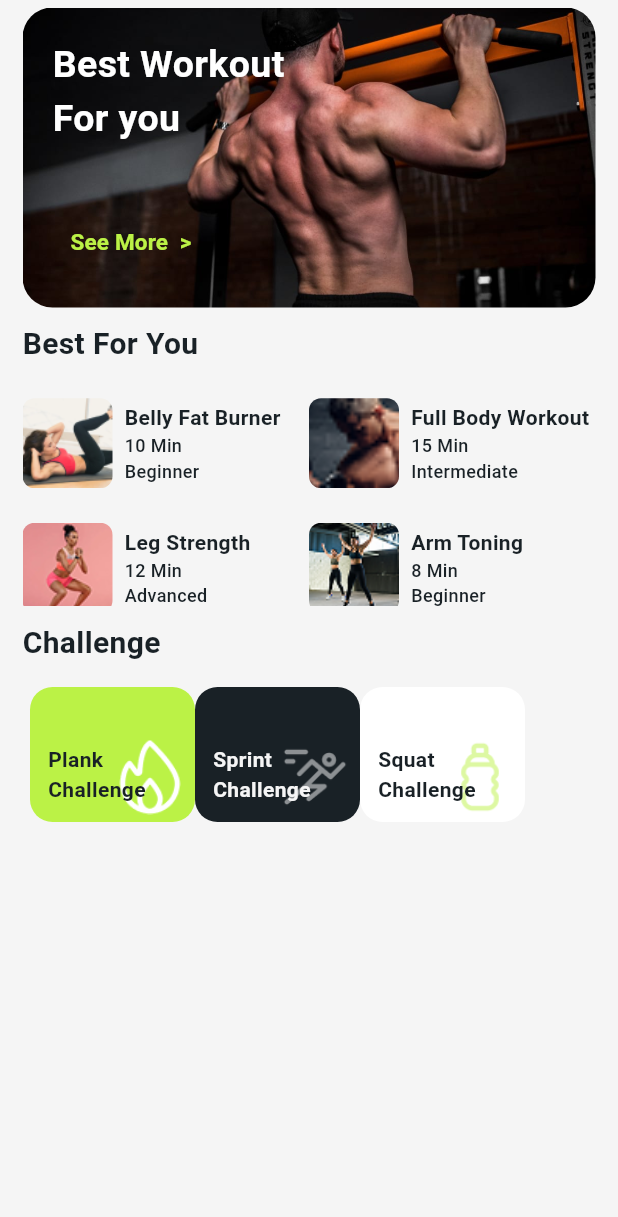
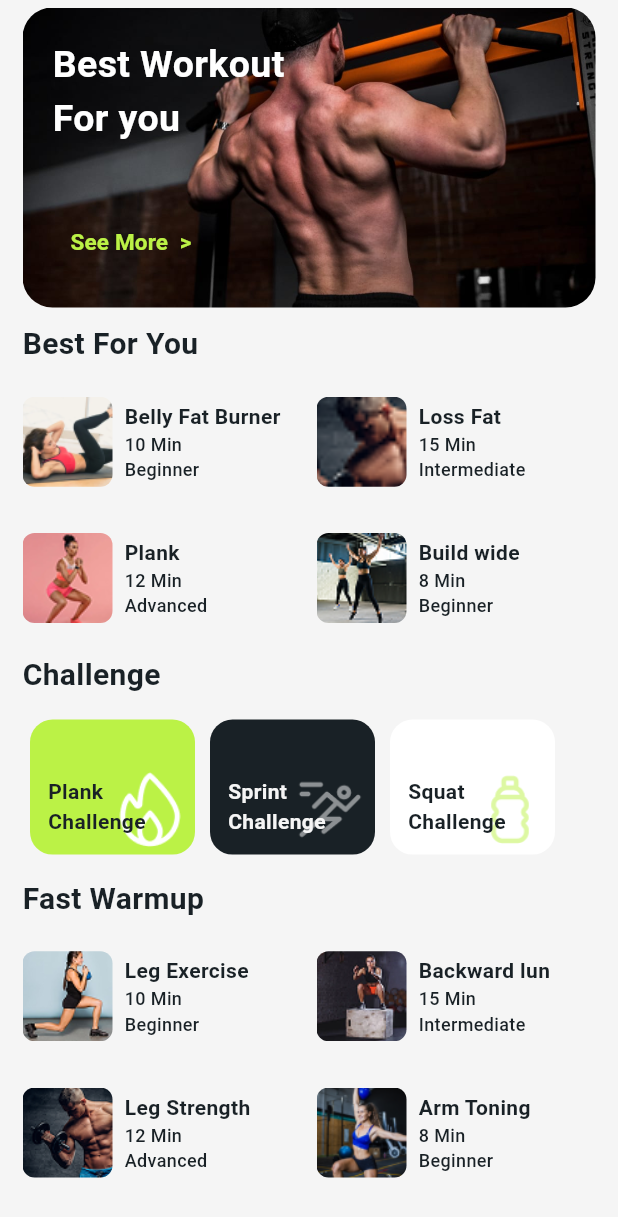
Before and after one commit to SherazArshad001/Fitness_Tracking_App, a Flutter app: the ExplorePage screen opened directly, on a phone screen of 412 x 824 dp. Shown: the top 1217 px of the screen. Run offline on Flutter 3.47's test engine with Material 3 defaults, Android fonts, the phone set to English and light mode, and no system bars.

Commit message:
Explore Screen Completed

```diff
--- a/lib/core/helper/exercise_helper.dart
+++ b/lib/core/helper/exercise_helper.dart
@@ -14,7 +14,7 @@ class ExerciseHelper {
       ExercisePlanModel(
         title: 'Squats',
         description: '50 Squats a day',
-        imagePath: AppImages.exercise2,
+        imagePath: AppImages.exercise11,
         progress: 100.0,
         difficulty: 'Beginner',
       ),
--- a/lib/core/models/exercise_card_model.dart
+++ b/lib/core/models/exercise_card_model.dart
@@ -12,28 +12,49 @@ class Exercise {
     required this.level,
     required this.imagePath,
   });
-}
 
-List<Exercise> exerciseData = [
+  static List<Exercise> exerciseData = [
     Exercise(
         title: "Belly Fat Burner",
         duration: "10 Min",
         level: "Beginner",
         imagePath: AppImages.exercise1),
     Exercise(
-      title: "Full Body Workout",
+        title: "Loss Fat",
         duration: "15 Min",
         level: "Intermediate",
         imagePath: AppImages.exercise2),
     Exercise(
-      title: "Leg Strength",
+        title: "Plank",
         duration: "12 Min",
         level: "Advanced",
         imagePath: AppImages.exercise3),
     Exercise(
-    title: "Arm Toning",
+      title: "Build wide",
       duration: "8 Min",
       level: "Beginner",
       imagePath: AppImages.exercise4,
     ),
+    Exercise(
+        title: "Leg Exercise",
+        duration: "10 Min",
+        level: "Beginner",
+        imagePath: AppImages.exercise5),
+    Exercise(
+        title: "Backward lun",
+        duration: "15 Min",
+        level: "Intermediate",
+        imagePath: AppImages.exercise6),
+    Exercise(
+        title: "Leg Strength",
+        duration: "12 Min",
+        level: "Advanced",
+        imagePath: AppImages.exercise7),
+    Exercise(
+      title: "Arm Toning",
+      duration: "8 Min",
+      level: "Beginner",
+      imagePath: AppImages.exercise8,
+    ),
   ];
+}
--- a/lib/features/explore/pages/explore_page.dart
+++ b/lib/features/explore/pages/explore_page.dart
@@ -13,6 +13,11 @@ class ExplorePage extends StatelessWidget {
 
   @override
   Widget build(BuildContext context) {
+    final List<Exercise> firstFourProducts =
+        Exercise.exerciseData.take(4).toList();
+    final List<Exercise> remainingProducts =
+        Exercise.exerciseData.skip(4).toList();
+
     return Scaffold(
       backgroundColor: AppColors.background,
       body: SafeArea(
@@ -27,23 +32,21 @@ class ExplorePage extends StatelessWidget {
                 const SizedBox(height: 10),
                 const LargeText(largeHintText: "Best For You"),
                 const SizedBox(height: 10),
-                SizedBox(
-                  height: 150,
-                  child: GridView.builder(
-                    gridDelegate:
-                        const SliverGridDelegateWithFixedCrossAxisCount(
-                      crossAxisCount: 2,
-                      childAspectRatio: 2.3,
-                      crossAxisSpacing: 0,
-                      mainAxisSpacing: 0,
-                    ),
-                    itemCount: exerciseData.length,
-                    itemBuilder: (BuildContext context, int index) {
-                      return ExploreExerciseCard(
-                        exercise: exerciseData[index],
-                      );
-                    },
+                GridView.builder(
+                  shrinkWrap: true,
+                  physics: const NeverScrollableScrollPhysics(),
+                  gridDelegate: const SliverGridDelegateWithFixedCrossAxisCount(
+                    crossAxisCount: 2,
+                    mainAxisSpacing: 10,
+                    childAspectRatio: 2.3,
+                    crossAxisSpacing: 10,
                   ),
+                  itemCount: firstFourProducts.length,
+                  itemBuilder: (context, index) {
+                    return ExploreExerciseCard(
+                      exercise: firstFourProducts[index],
+                    );
+                  },
                 ),
                 const SizedBox(height: 10),
                 const LargeText(largeHintText: "Challenge"),
@@ -51,10 +54,9 @@ class ExplorePage extends StatelessWidget {
                 SizedBox(
                   height: 100,
                   child: ListView.separated(
-                    padding: EdgeInsets.all(5),
+                    padding: const EdgeInsets.all(5),
                     scrollDirection: Axis.horizontal,
                     shrinkWrap: true,
-                    physics: const NeverScrollableScrollPhysics(),
                     itemCount: challengeData.length,
                     itemBuilder: (context, index) {
                       return ChallengeBox(
@@ -62,9 +64,28 @@ class ExplorePage extends StatelessWidget {
                       );
                     },
                     separatorBuilder: (context, index) =>
-                        const SizedBox(height: 10),
+                        const SizedBox(width: 10),
                   ),
                 ),
+                const SizedBox(height: 10),
+                const LargeText(largeHintText: "Fast Warmup"),
+                const SizedBox(height: 10),
+                GridView.builder(
+                  shrinkWrap: true,
+                  physics: const NeverScrollableScrollPhysics(),
+                  gridDelegate: const SliverGridDelegateWithFixedCrossAxisCount(
+                    crossAxisCount: 2,
+                    mainAxisSpacing: 10,
+                    childAspectRatio: 2.3,
+                    crossAxisSpacing: 10,
+                  ),
+                  itemCount: remainingProducts.length,
+                  itemBuilder: (context, index) {
+                    return ExploreExerciseCard(
+                      exercise: remainingProducts[index],
+                    );
+                  },
+                )
               ],
             ),
           ),
--- a/lib/features/home/widgets/card2.dart
+++ b/lib/features/home/widgets/card2.dart
@@ -9,17 +9,11 @@ class ExerciseProgressCard extends StatelessWidget {
 
   @override
   Widget build(BuildContext context) {
-    return Stack(
+    return Padding(
+      padding: const EdgeInsets.symmetric(vertical: 8.0),
+      child: Stack(
         children: [
-        Card(
-          elevation: 0.7,
-          shape: RoundedRectangleBorder(
-            borderRadius: BorderRadius.circular(10),
-          ),
-          color: AppColors.whiteColor,
-          child: Padding(
-            padding: const EdgeInsets.all(8.0),
-            child: Row(
+          Row(
             mainAxisSize: MainAxisSize.min,
             children: [
               SizedBox(
@@ -61,8 +55,7 @@ class ExerciseProgressCard extends StatelessWidget {
                           builder: (context, constraints) {
                             final maxWidth = constraints.maxWidth;
                             return SizedBox(
-                                width:
-                                    maxWidth, // Ensure it doesn't exceed parent width
+                              width: maxWidth,
                               child: Row(
                                 children: [
                                   Container(
@@ -91,8 +84,6 @@ class ExerciseProgressCard extends StatelessWidget {
               ),
             ],
           ),
-          ),
-        ),
           Positioned(
             right: 5,
             child: Container(
@@ -113,6 +104,7 @@ class ExerciseProgressCard extends StatelessWidget {
             ),
           ),
         ],
+      ),
     );
   }
 }
```
Lines whose indentation alone changed are shown as unchanged.
